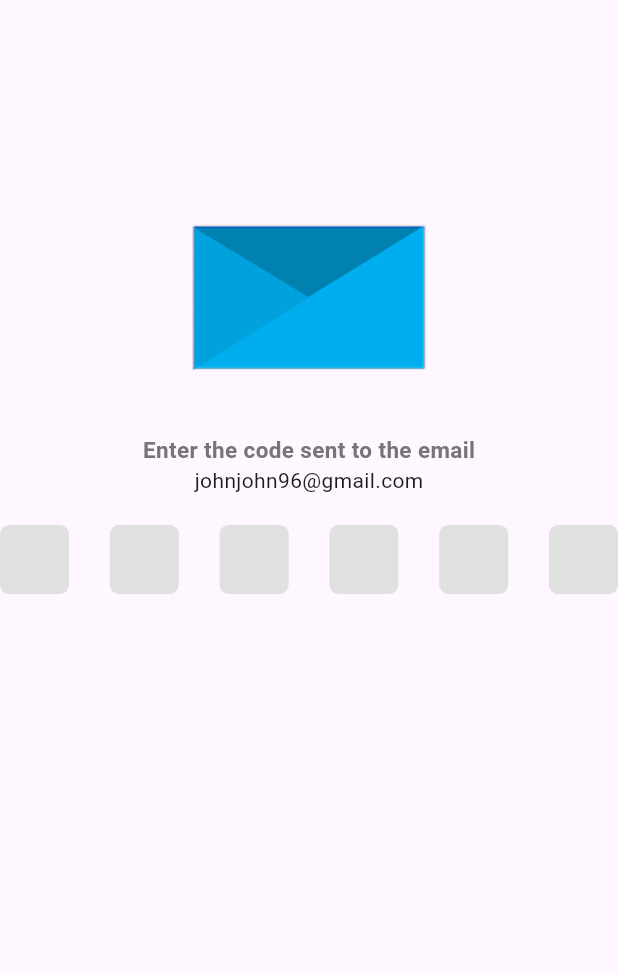
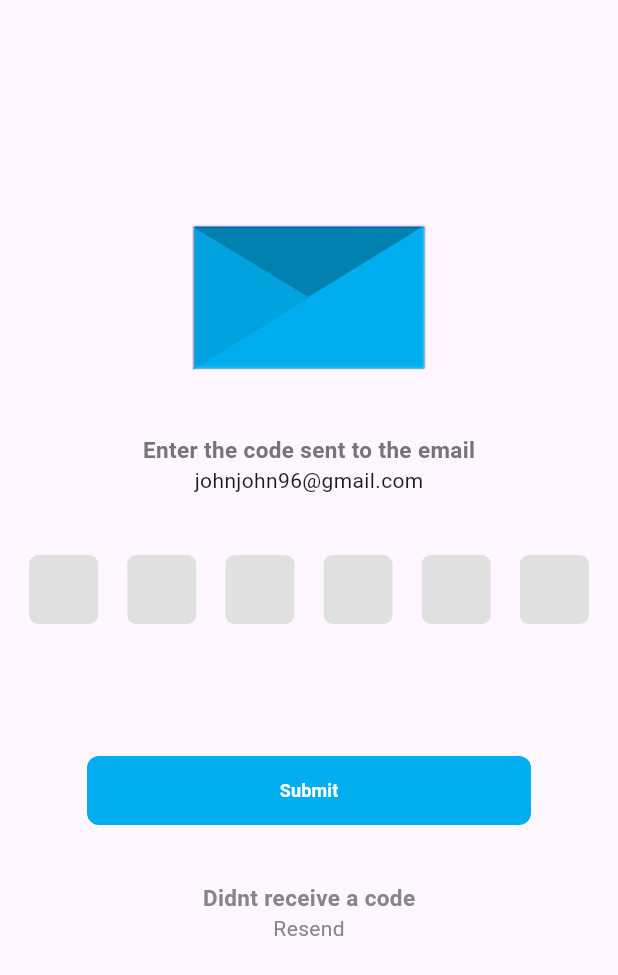
Before and after one commit to Ahmad163563/day3, a Flutter app: the screen it shows after launch, on a phone screen of 412 x 824 dp. Shown: the top 975 px of the screen. Run offline on Flutter 3.47's test engine with Material 3 defaults, Android fonts, the phone set to English and light mode, and no system bars.

Commit message:
page 4
pagr4 complete. now going for a page 5

```diff
--- a/lib/User_Side/Login_Signup_Screen/otp_screen/Otp_Screen.dart
+++ b/lib/User_Side/Login_Signup_Screen/otp_screen/Otp_Screen.dart
@@ -18,9 +18,9 @@ class _OtpScreenState extends State<OtpScreen> {
           ),
           Text('Enter the code sent to the email',style: TextStyle(color: Colors.grey[600],fontWeight: FontWeight.w700,fontSize: 15),),
           Text('johnjohn96@gmail.com'),
-          SizedBox(height: 20,),
+          SizedBox(height: 40,),
           Row(
-            mainAxisAlignment: MainAxisAlignment.spaceBetween,
+            mainAxisAlignment: MainAxisAlignment.spaceEvenly,
             children: [
               Container(
                 height: 46,
@@ -29,6 +29,10 @@ class _OtpScreenState extends State<OtpScreen> {
                   color: Colors.grey[300],
                   borderRadius: BorderRadius.circular(6)
                 ),
+                child: TextField(
+                  keyboardType: TextInputType.phone,
+                  maxLength: 1,
+                  decoration: InputDecoration(border: InputBorder.none,counterText: "",),),
               ),
               Container(
                 height: 46,
@@ -37,6 +41,10 @@ class _OtpScreenState extends State<OtpScreen> {
                     color: Colors.grey[300],
                     borderRadius: BorderRadius.circular(6)
                 ),
+                child: TextField(
+                  keyboardType: TextInputType.phone,
+                  maxLength: 1,
+                  decoration: InputDecoration(border: InputBorder.none,counterText: "",),),
               ),
               Container(
                 height: 46,
@@ -45,6 +53,10 @@ class _OtpScreenState extends State<OtpScreen> {
                     color: Colors.grey[300],
                     borderRadius: BorderRadius.circular(6)
                 ),
+                child: TextField(
+                  keyboardType: TextInputType.phone,
+                  maxLength: 1,
+                  decoration: InputDecoration(border: InputBorder.none,counterText: "",),),
               ),
               Container(
                 height: 46,
@@ -53,6 +65,10 @@ class _OtpScreenState extends State<OtpScreen> {
                     color: Colors.grey[300],
                     borderRadius: BorderRadius.circular(6)
                 ),
+                child: TextField(
+                  keyboardType: TextInputType.phone,
+                  maxLength: 1,
+                  decoration: InputDecoration(border: InputBorder.none,counterText: "",),),
               ),
               Container(
                 height: 46,
@@ -61,6 +77,10 @@ class _OtpScreenState extends State<OtpScreen> {
                     color: Colors.grey[300],
                     borderRadius: BorderRadius.circular(6)
                 ),
+                child: TextField(
+                  keyboardType: TextInputType.phone,
+                  maxLength: 1,
+                  decoration: InputDecoration(border: InputBorder.none,counterText: "",),),
               ),
               Container(
                 height: 46,
@@ -69,9 +89,30 @@ class _OtpScreenState extends State<OtpScreen> {
                     color: Colors.grey[300],
                     borderRadius: BorderRadius.circular(6)
                 ),
+                child: TextField(
+                  keyboardType: TextInputType.phone,
+                  maxLength: 1,
+                  decoration: InputDecoration(border: InputBorder.none,counterText: "",),),
               ),
             ],
-          )
+          ),
+          SizedBox(height: 80,),
+          TextButton(onPressed: (){}, child: Container(
+            height: 46,
+            width: 296,
+            decoration: BoxDecoration(
+           color: Color(0xff00AEEF),
+              borderRadius: BorderRadius.circular(8),
+            ),
+            child: Center(
+              child: Text('Submit',style: TextStyle(
+                fontWeight: FontWeight.w700,fontSize: 12,color: Colors.white
+              ),),
+            ),
+          )),
+          SizedBox(height: 30,),
+          Text('Didnt receive a code',style: TextStyle(fontWeight:FontWeight.w700,fontSize: 15,color: Color(0xff868686)),),
+          Text('Resend',style: TextStyle(color: Color(0xff868686)),)
         ],
       ),
     );
```
